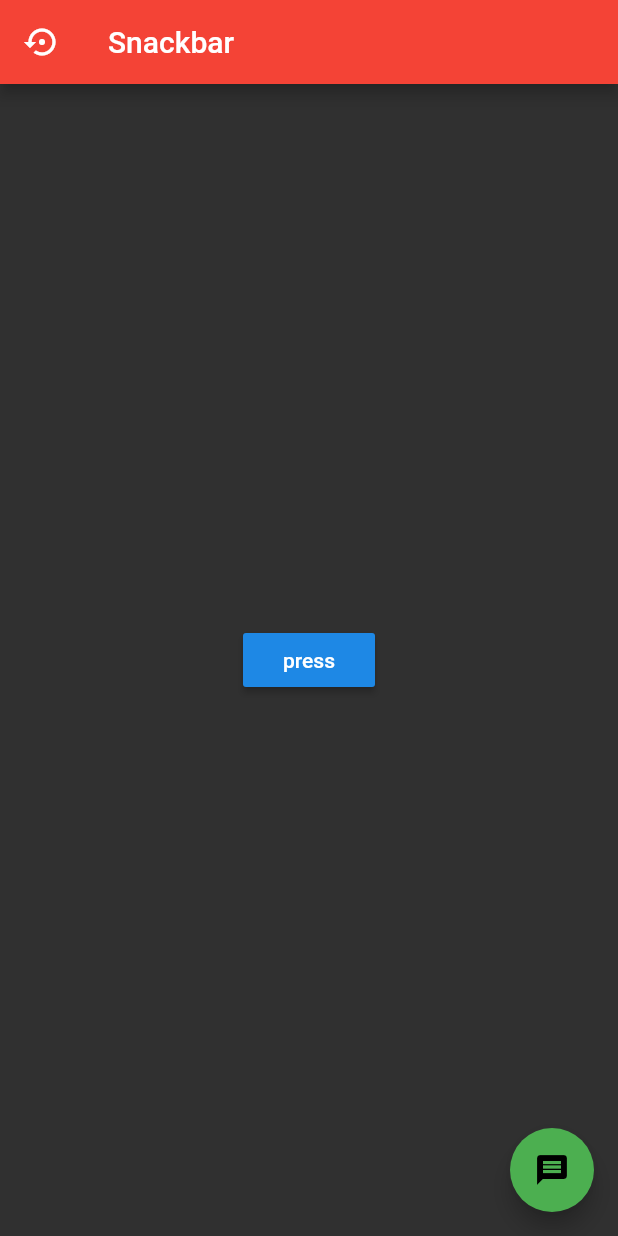
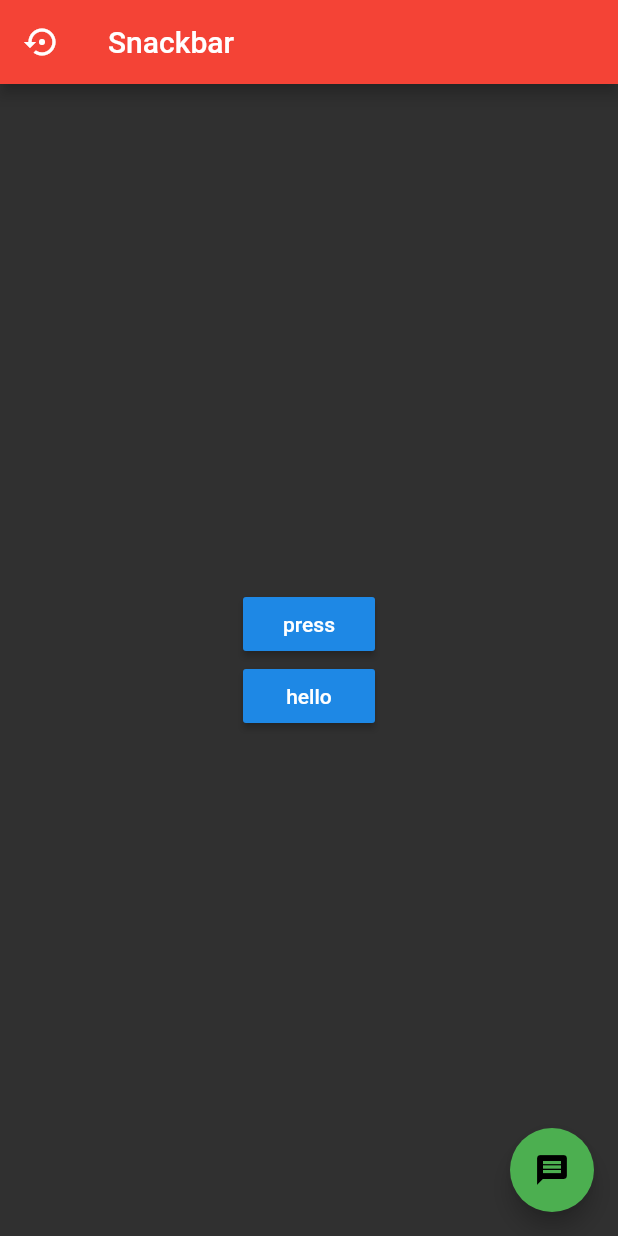
Before and after one commit to sulabh2000/Snackbar_feature_flutter, a Flutter app: the screen it shows after launch, on a phone screen of 412 x 824 dp. Run offline on Flutter 3.47's test engine with Material 2 defaults, Android fonts, the phone set to English and light mode, and no system bars.

Commit message:
some changes

```diff
--- a/lib/main.dart
+++ b/lib/main.dart
@@ -52,6 +52,16 @@ class _MySecondState extends State<MySecond> {
                 ));
               },
               child: Text('press'),
+            ),
+            RaisedButton(
+              onPressed: () {
+                Scaffold.of(context).showSnackBar(SnackBar(
+                  content: Text('hello'),
+                  duration: Duration(seconds: 10),
+                  backgroundColor: Colors.grey,
+                ));
+              },
+              child: Text('hello'),
             )
           ],
         ),
```
Also changed, not shown: 1 other file.
